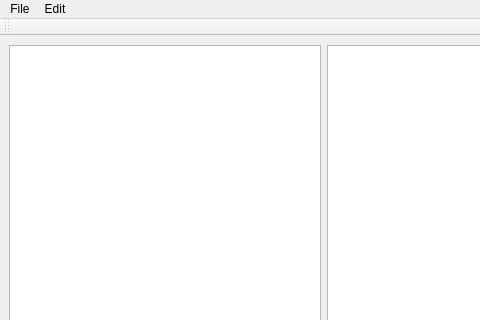
Qt form QtCpp/ShowLib/mainwindow.ui (JZFamily/TmpQtShowLibUI) before a commit; both pictures show x 0 to 480 and y 0 to 320 of the 1064 by 631 pixel window.
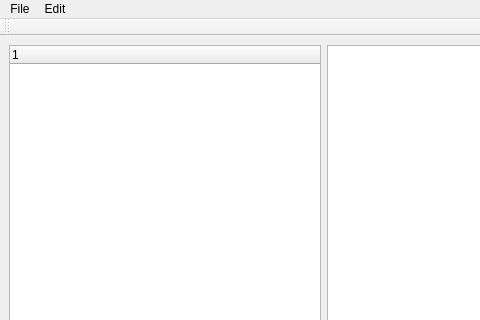
The same form after that commit. Icons and pictures are not drawn.

Patch:
```diff
--- a/QtCpp/ShowLib/mainwindow.ui
+++ b/QtCpp/ShowLib/mainwindow.ui
@@ -16,7 +16,13 @@
   <widget class="QWidget" name="centralwidget">
    <layout class="QHBoxLayout" name="horizontalLayout" stretch="3,7">
     <item>
-     <widget class="QTreeView" name="treeView"/>
+     <widget class="QTreeWidget" name="treeWidget">
+      <column>
+       <property name="text">
+        <string notr="true">1</string>
+       </property>
+      </column>
+     </widget>
     </item>
     <item>
      <widget class="QTableView" name="tableView"/>
```
Left out of the diff: 12 changed lines with no effect on the pictures.
